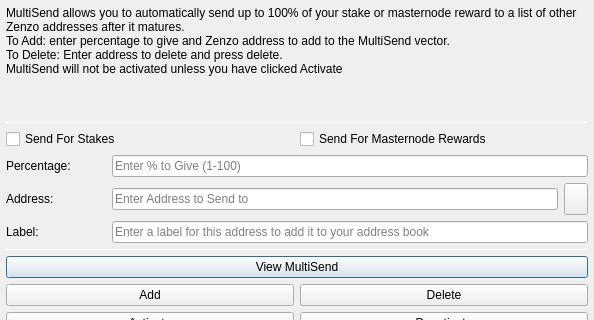
Before: the Qt Designer form src/qt/forms/multisenddialog.ui in ZENZO-Ecosystem/ZENZO-Core-Archive, drawn with Qt 5; both pictures show x 0 to 594 and y 0 to 320 of the 594 by 526 pixel window.
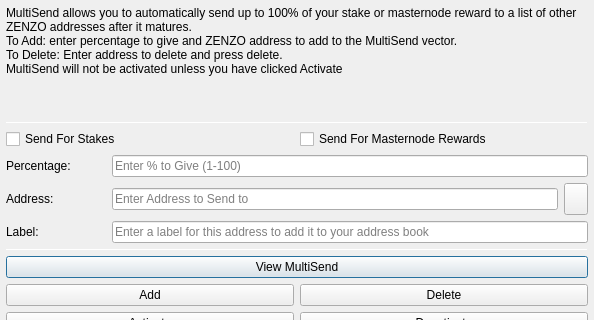
After: the same form once the commit is applied. Icons and pictures are not drawn.

```diff
--- a/src/qt/forms/multisenddialog.ui
+++ b/src/qt/forms/multisenddialog.ui
@@ -37,8 +37,8 @@
         <number>1</number>
        </property>
        <property name="text">
-        <string>MultiSend allows you to automatically send up to 100% of your stake or masternode reward to a list of other Zenzo addresses after it matures.
-To Add: enter percentage to give and Zenzo address to add to the MultiSend vector.
+        <string>MultiSend allows you to automatically send up to 100% of your stake or masternode reward to a list of other ZENZO addresses after it matures.
+To Add: enter percentage to give and ZENZO address to add to the MultiSend vector.
 To Delete: Enter address to delete and press delete.
 MultiSend will not be activated unless you have clicked Activate</string>
        </property>
```
